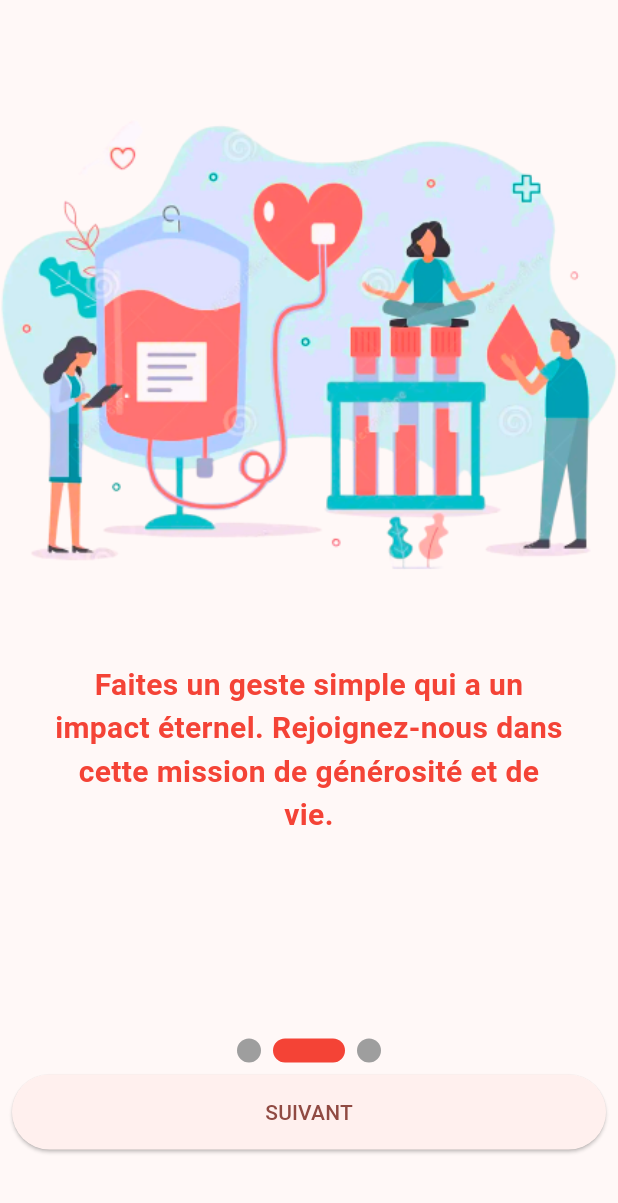
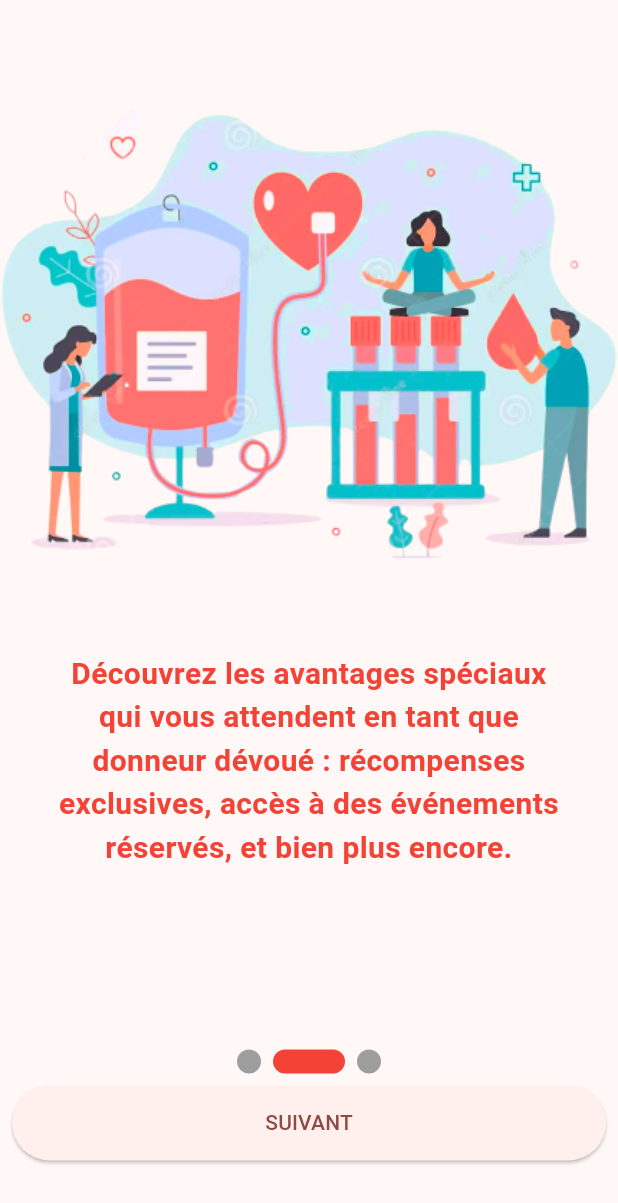
Before and after one commit to YounesMakhlouf/lifesaver, a Flutter app: the Main2Page screen opened by its route, on a phone screen of 412 x 824 dp. Shown: the top 1203 px of the screen. Run offline on Flutter 3.47's test engine with Material 2 defaults, Android fonts, the phone set to English and light mode, and no system bars; drawn by our look-alikes of smooth_page_indicator.

Commit message:
Changed text on main2 and main3

```diff
--- a/lib/pages/main2page.dart
+++ b/lib/pages/main2page.dart
@@ -19,7 +19,7 @@ class Main2Page extends StatelessWidget {
                 const Padding(
                   padding: EdgeInsets.all(35.0),
                   child: Text(
-                    "Faites un geste simple qui a un impact éternel. Rejoignez-nous dans cette mission de générosité et de vie.",
+                    "Découvrez les avantages spéciaux qui vous attendent en tant que donneur dévoué : récompenses exclusives, accès à des événements réservés, et bien plus encore.",
                     textAlign: TextAlign.center,
                     style: TextStyle(
                         color: Colors.red,
@@ -48,7 +48,8 @@ class Main2Page extends StatelessWidget {
                       onPressed: () {
                         Navigator.pushReplacement(
                           context,
-                          MaterialPageRoute(builder: (context) => const Main3Page()),
+                          MaterialPageRoute(
+                              builder: (context) => const Main3Page()),
                         );
                       },
                       child: const Text("SUIVANT")),
--- a/lib/pages/main3page.dart
+++ b/lib/pages/main3page.dart
@@ -19,7 +19,7 @@ class Main3Page extends StatelessWidget {
                 const Padding(
                   padding: EdgeInsets.all(35.0),
                   child: Text(
-                    "Faites un geste simple qui a un impact éternel. Rejoignez-nous dans cette mission de générosité et de vie.",
+                    "Saisissez l'opportunité de promouvoir vos événements de don du sang. Partagez vos initiatives, rassemblez la communauté et œuvrez ensemble pour un impact concret.",
                     textAlign: TextAlign.center,
                     style: TextStyle(
                         color: Colors.red,
```
